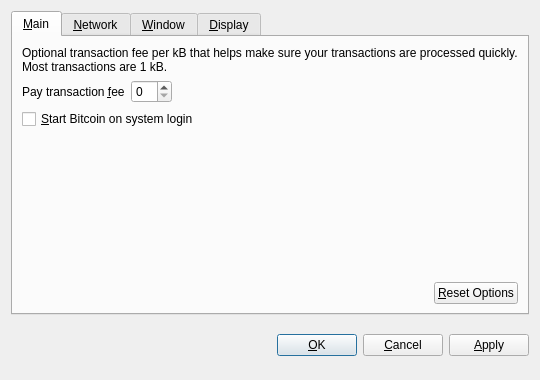
This is src/qt/forms/optionsdialog.ui in v4l3r10/emercoin as Qt 5 draws it before an edit. The edited form follows.
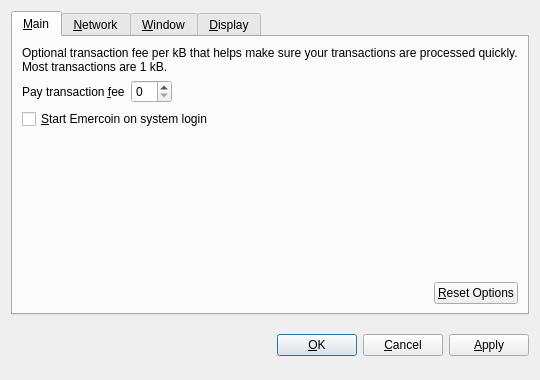
This is the edited form. Custom widgets are drawn as their Qt base class.

Commit message: translation patch for emercoin

What changed in the file:
```diff
--- a/src/qt/forms/optionsdialog.ui
+++ b/src/qt/forms/optionsdialog.ui
@@ -82,7 +82,7 @@
           <string>Automatically start Bitcoin after logging in to the system.</string>
          </property>
          <property name="text">
-          <string>&amp;Start Bitcoin on system login</string>
+          <string>&amp;Start Emercoin on system login</string>
          </property>
         </widget>
        </item>
```
Left out of the diff: 10 changed lines with no effect on the pictures. The commit also changes 63 other files.
